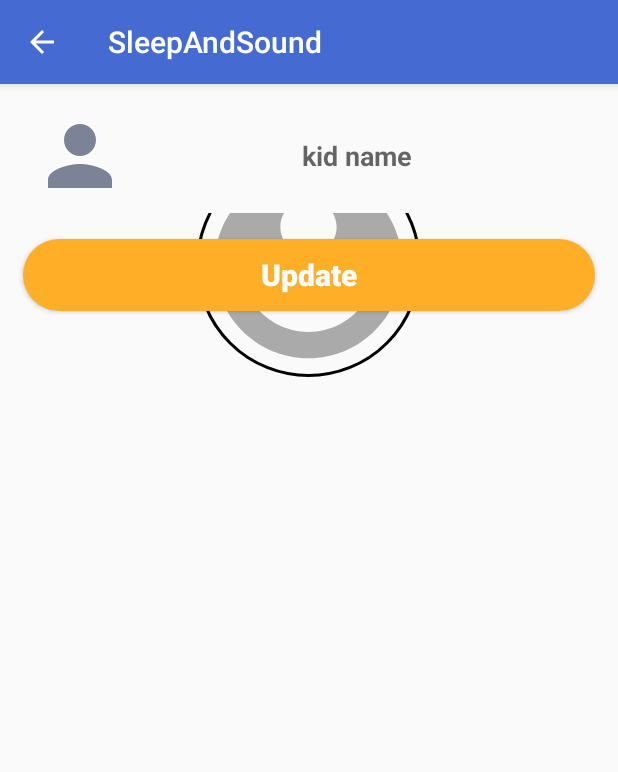
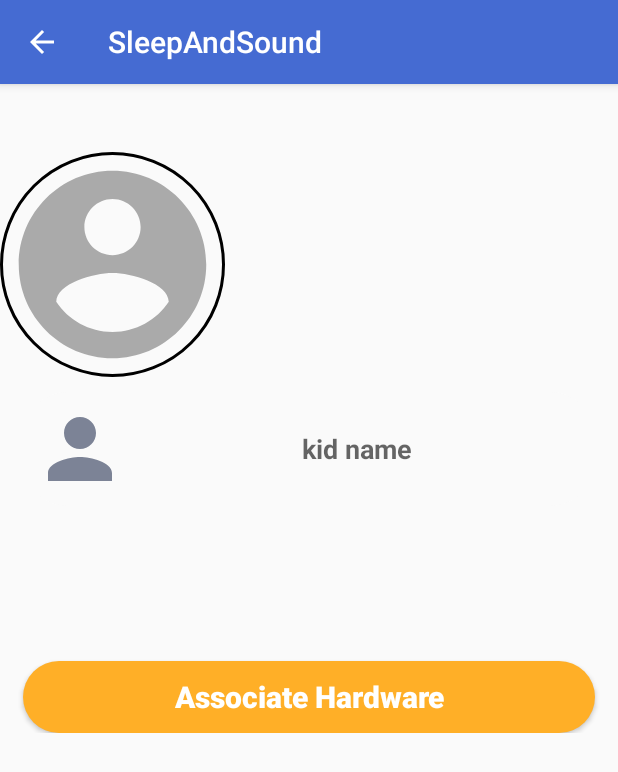
Before and after one commit to ApocalyVec/UITest3, an Android app: the ChildViewActivity screen opened directly, with no data from a screen before it, on a phone screen of 412 x 824 dp. Shown: the top 772 px of the screen. Run offline under Robolectric (Android 15) with nearby library versions, the phone set to English and light mode, and no system bars; our stand-ins replace CircleImageView, Firebase (no records; nobody signed in at launch, a user with empty details on screens opened directly), Picasso; 3 statements that could not run were skipped.

Commit message:
implement associate hardware, recyclerView issue needs to be adressed

```diff
--- a/app/src/main/java/com/apocalyvec/sleepandsound/ChildViewActivity.java
+++ b/app/src/main/java/com/apocalyvec/sleepandsound/ChildViewActivity.java
@@ -1,24 +1,37 @@
 package com.apocalyvec.sleepandsound;
 
+import android.content.Intent;
+import android.support.annotation.NonNull;
 import android.support.v7.app.AppCompatActivity;
 import android.os.Bundle;
 import android.util.Log;
 import android.view.View;
 import android.widget.Button;
 import android.widget.TextView;
+import android.widget.Toast;
 
+import com.apocalyvec.sleepandsound.behavior.AddHardwareActivity;
+import com.google.firebase.auth.FirebaseAuth;
+import com.google.firebase.database.DataSnapshot;
+import com.google.firebase.database.DatabaseError;
 import com.google.firebase.database.DatabaseReference;
 import com.google.firebase.database.FirebaseDatabase;
+import com.google.firebase.database.ValueEventListener;
+import com.squareup.picasso.Picasso;
 
 import de.hdodenhof.circleimageview.CircleImageView;
 
 public class ChildViewActivity extends AppCompatActivity {
 
     private DatabaseReference rootRef;
+    private String currentUserID;
+    private FirebaseAuth mAuth;
+
+    private String receiverKid;
 
     //ui fields
     private TextView childName;
-    private Button updateButton;
+    private Button associateButton;
     private CircleImageView childImage;
 
     @Override
@@ -26,15 +39,42 @@ public class ChildViewActivity extends AppCompatActivity {
         super.onCreate(savedInstanceState);
         setContentView(R.layout.activity_child_view);
 
+        receiverKid = getIntent().getExtras().get("visit_kid").toString();
+
 //        mFireBaseBtn = (Button) findViewById(R.id.mFireBaseBtn);
 
         //connect to the database
         rootRef = FirebaseDatabase.getInstance().getReference();
+        mAuth = FirebaseAuth.getInstance();
+        currentUserID = mAuth.getCurrentUser().getUid();
 
         //connect to UI element
         childName = findViewById(R.id.cv_child_name);
-        updateButton = findViewById(R.id.cv_child_update);
+        associateButton = findViewById(R.id.btn_cv_associate);
         childImage = findViewById(R.id.cv_child_image);
 
+//
+
+        rootRef.child("Users").child(currentUserID).child("kids").child(receiverKid).addValueEventListener(new ValueEventListener() {
+            @Override
+            public void onDataChange(@NonNull DataSnapshot dataSnapshot) {
+                childName.setText(dataSnapshot.child("kidName").getValue().toString());
+                Picasso.get().load(dataSnapshot.child("image").getValue().toString()).into(childImage);
+            }
+
+            @Override
+            public void onCancelled(@NonNull DatabaseError databaseError) {
+//                Toast.makeText(this, "Database error" + databaseError.toString(), Toast.LENGTH_SHORT).show();
+            }
+        });
+
+        associateButton.setOnClickListener(new View.OnClickListener() {
+            @Override
+            public void onClick(View v) {
+                Intent childViewIntent = new Intent(ChildViewActivity.this, AddHardwareActivity.class);
+                childViewIntent.putExtra("KID", receiverKid);
+                startActivity(childViewIntent);
+            }
+        });
     }
 }
--- a/app/src/main/res/layout/activity_child_view.xml
+++ b/app/src/main/res/layout/activity_child_view.xml
@@ -8,20 +8,18 @@
 
     <ScrollView
         android:layout_width="match_parent"
-        android:layout_height="match_parent">
+        android:layout_height="match_parent"
+        app:layout_constraintBottom_toBottomOf="parent"
+        app:layout_constraintEnd_toEndOf="parent"
+        app:layout_constraintStart_toStartOf="parent"
+        app:layout_constraintTop_toTopOf="parent">
 
         <LinearLayout
             android:layout_width="match_parent"
             android:layout_height="wrap_content"
             android:orientation="vertical">
-            <RelativeLayout xmlns:android="http://schemas.android.com/apk/res/android"
-                xmlns:app="http://schemas.android.com/apk/res-auto"
-                xmlns:tools="http://schemas.android.com/tools"
-                android:id="@+id/coordinatorLayout"
-                android:layout_width="match_parent"
-                android:layout_height="match_parent">
 
-                <de.hdodenhof.circleimageview.CircleImageView xmlns:app="http://schemas.android.com/apk/res-auto"
+            <de.hdodenhof.circleimageview.CircleImageView
                 android:id="@+id/cv_child_image"
                 android:layout_width="150dp"
                 android:layout_height="150dp"
@@ -50,23 +48,22 @@
                 android:textStyle="bold" />
 
             <Button
-                    android:id="@+id/cv_child_update"
+                android:id="@+id/btn_cv_associate"
                 android:layout_width="match_parent"
                 android:layout_height="wrap_content"
                 android:layout_below="@+id/set_user_name"
                 android:layout_marginStart="15dp"
                 android:layout_marginTop="103dp"
                 android:layout_marginEnd="15dp"
+                android:background="@drawable/button_style"
                 android:inputType="textMultiLine"
                 android:padding="6dp"
-                    android:text="Update"
+                android:text="Associate Hardware"
                 android:textAlignment="center"
+                android:textAllCaps="false"
                 android:textColor="@android:color/background_light"
-                    android:textStyle="bold"
-                    android:background="@drawable/button_style"
-                    android:textAllCaps="false"
-                    android:textSize="20sp"/>
-            </RelativeLayout>
+                android:textSize="20sp"
+                android:textStyle="bold" />
 
 
         </LinearLayout>
```
Also changed, not shown: app/src/main/AndroidManifest.xml (+17 -13 lines), app/src/main/java/com/apocalyvec/sleepandsound/HomeFragment.java (+5 -2 lines), app/src/main/java/com/apocalyvec/sleepandsound/behavior/AddHardwareActivity.java (added, +79 -0 lines), app/src/main/java/com/apocalyvec/sleepandsound/behavior/Hardware.java (added, +20 -0 lines), app/src/main/res/layout/activity_add_hardware.xml (added, +13 -0 lines), app/src/main/res/layout/hardware_row.xml (added, +44 -0 lines), app/src/main/res/drawable/ic_sleep_grey.png (added). Lines whose indentation alone changed are shown as unchanged.
